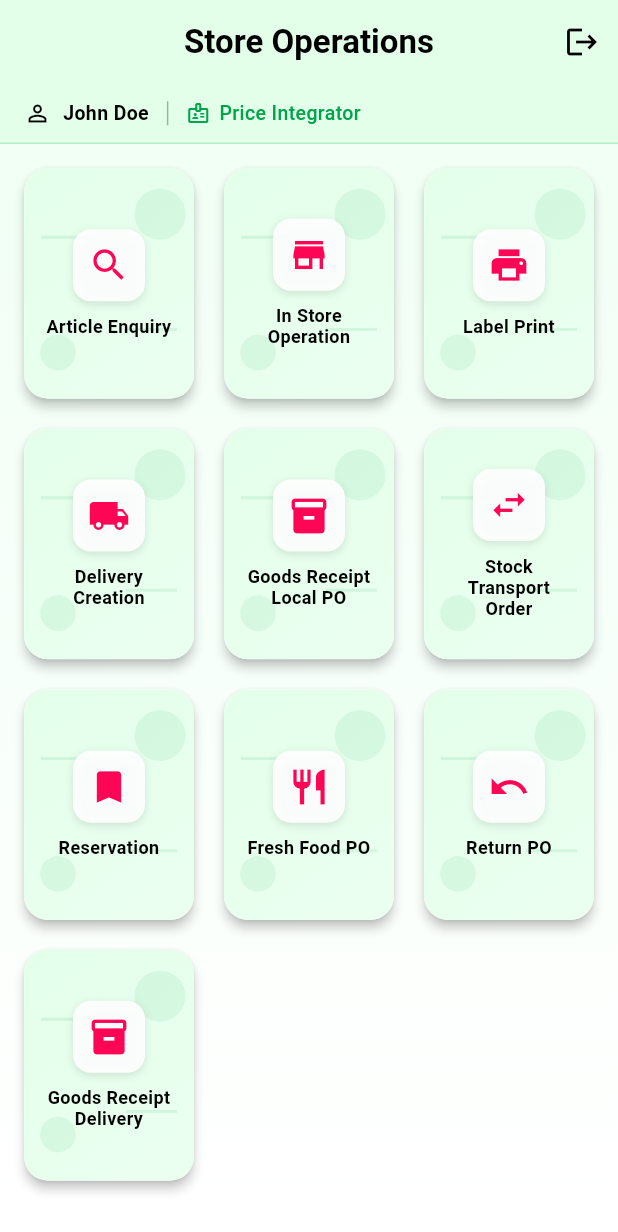
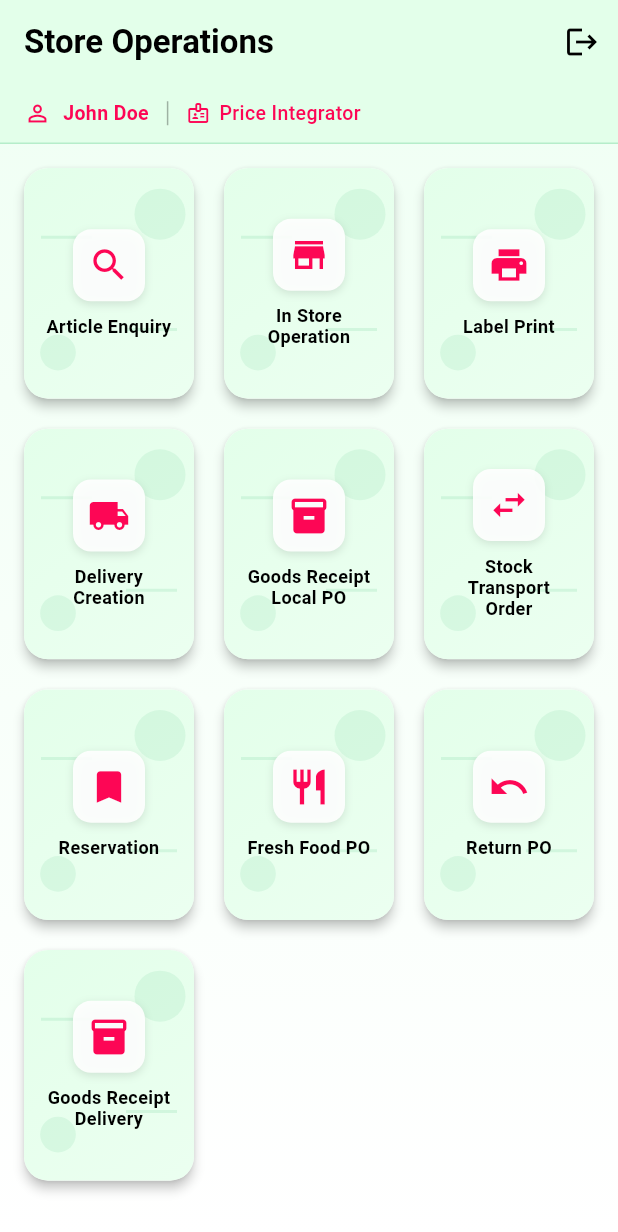
Before and after one commit to vivektv-lulu/store_app_revamped, a Flutter app: the screen it shows after launch, on a phone screen of 412 x 824 dp. Shown: the top 1232 px of the screen. Run offline on Flutter 3.47's test engine with Material 3 defaults, Android fonts, the phone set to English and light mode, and no system bars; our stand-ins replace dartz, equatable, get.

Commit message:
first commit

```diff
--- a/lib/features/home_screen/presentation/pages/home_page.dart
+++ b/lib/features/home_screen/presentation/pages/home_page.dart
@@ -26,7 +26,7 @@ class HomePage extends StatelessWidget {
             color: AppColors.textPrimary,
           ),
         ),
-        centerTitle: true,
+        centerTitle: false,
         elevation: 0,
         actions: [
           IconButton(
@@ -100,15 +100,15 @@ class HomePage extends StatelessWidget {
                         const Icon(
                           Icons.person_outline,
                           size: 18,
-                          color: AppColors.textPrimary,
+                          color: AppColors.secondary,
                         ),
                         const SizedBox(width: 8),
                         Text(
                           controller.loggedInUser.value,
                           style: const TextStyle(
                             fontSize: 13,
-                            fontWeight: FontWeight.w600,
-                            color: AppColors.textPrimary,
+                            fontWeight: FontWeight.bold,
+                            color: AppColors.secondary,
                           ),
                         ),
                         const SizedBox(width: 12),
@@ -121,7 +121,7 @@ class HomePage extends StatelessWidget {
                         Icon(
                           Icons.badge_outlined,
                           size: 16,
-                          color: AppColors.primary,
+                          color: AppColors.secondary,
                         ),
                         const SizedBox(width: 6),
                         Text(
@@ -129,7 +129,7 @@ class HomePage extends StatelessWidget {
                           style: const TextStyle(
                             fontSize: 13,
                             fontWeight: FontWeight.w500,
-                            color: AppColors.primary,
+                            color: AppColors.secondary,
                           ),
                         ),
                       ],
```
